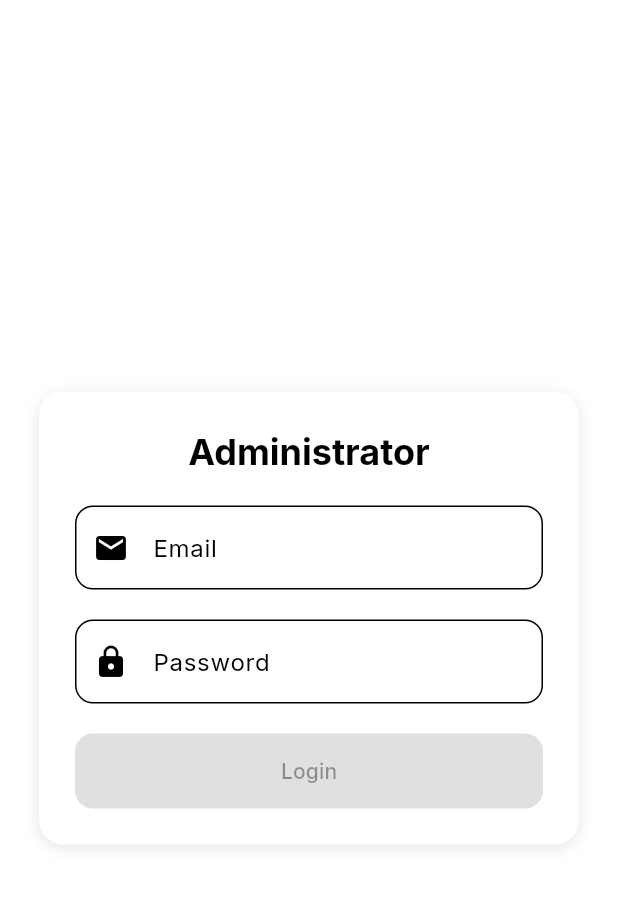
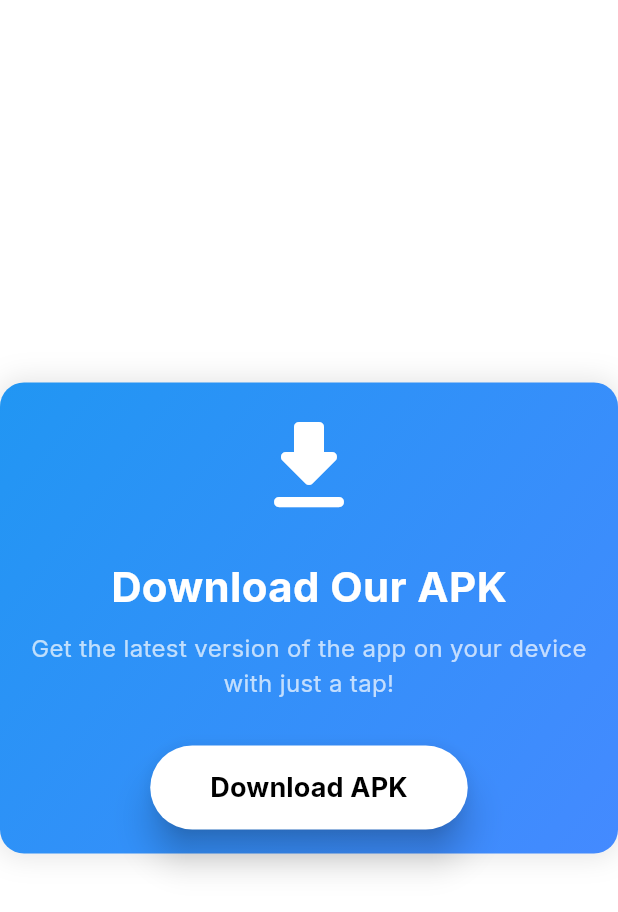
Before and after one commit to ecoknows/document-scanner-web, a Flutter app: the screen it shows after launch, on a phone screen of 412 x 824 dp. Shown: the top 912 px of the screen. Run offline on Flutter 3.47's test engine with Material 3 defaults, Android fonts, the light colour scheme and no system bars; our stand-ins replace bloc, equatable, file_picker, firebase_auth, firebase_core, firebase_storage and 5 more; missing offline and left inert: animated_snack_bar, dart:html; accounts and stored records are empty.

Commit message:
1.0.0 hotfix

```diff
--- a/lib/app.dart
+++ b/lib/app.dart
@@ -1,7 +1,7 @@
 import 'package:document_scanner_web/base/themes/base_theme_data.dart';
 import 'package:document_scanner_web/features/auth/presentation/screens/sign_in_screen.dart';
 import 'package:document_scanner_web/features/home/presentation/screens/home_screen.dart';
-import 'package:document_scanner_web/features/home/presentation/widgets/user_images_dialog_content.dart';
+import 'package:document_scanner_web/features/landing/presentation/screens/landing_screen.dart';
 import 'package:firebase_auth/firebase_auth.dart';
 import 'package:flutter/material.dart';
 import 'package:flutter_easyloading/flutter_easyloading.dart';
@@ -24,8 +24,15 @@ class _AppState extends State<App> {
       darkTheme: BaseThemeData.primaryDarkTheme,
       themeMode: ThemeMode.light,
       routerConfig: GoRouter(
-        initialLocation: '/home',
+        initialLocation: '/download',
         routes: [
+          GoRoute(
+            path: '/download',
+            name: LandingScreen.name,
+            pageBuilder: (BuildContext context, GoRouterState state) {
+              return const NoTransitionPage(child: LandingScreen());
+            },
+          ),
           GoRoute(
             path: '/home',
             name: HomeScreen.name,
--- /dev/null
+++ b/lib/features/landing/presentation/screens/landing_screen.dart
@@ -0,0 +1,84 @@
+import 'package:flutter/material.dart';
+import 'dart:html' as html;
+
+class LandingScreen extends StatelessWidget {
+  static String name = "Landing Screen";
+  final String apkPath = '/assets/app-release.apk';
+
+  const LandingScreen({super.key});
+
+  // Function to launch the APK download URL
+  void _launchURL() async {
+    html.window.open('/app-release.apk', '_blank');
+  }
+
+  @override
+  Widget build(BuildContext context) {
+    return Scaffold(
+      body: Center(
+        child: Container(
+          padding: const EdgeInsets.all(16.0),
+          decoration: BoxDecoration(
+            gradient: LinearGradient(
+              colors: [Colors.blue, Colors.blueAccent],
+              begin: Alignment.topLeft,
+              end: Alignment.bottomRight,
+            ),
+            borderRadius: BorderRadius.circular(16.0),
+            boxShadow: [
+              BoxShadow(
+                color: Colors.black.withOpacity(0.1),
+                blurRadius: 15.0,
+                spreadRadius: 2.0,
+              ),
+            ],
+          ),
+          child: Column(
+            mainAxisSize: MainAxisSize.min,
+            crossAxisAlignment: CrossAxisAlignment.center,
+            children: [
+              Icon(
+                Icons.download_rounded,
+                size: 80,
+                color: Colors.white,
+              ),
+              SizedBox(height: 20),
+              Text(
+                'Download Our APK',
+                style: TextStyle(
+                  fontSize: 28,
+                  fontWeight: FontWeight.bold,
+                  color: Colors.white,
+                ),
+              ),
+              SizedBox(height: 10),
+              Text(
+                'Get the latest version of the app on your device with just a tap!',
+                textAlign: TextAlign.center,
+                style: TextStyle(
+                  fontSize: 16,
+                  color: Colors.white70,
+                ),
+              ),
+              SizedBox(height: 30),
+              ElevatedButton(
+                onPressed: _launchURL,
+                style: ElevatedButton.styleFrom(
+                  padding: EdgeInsets.symmetric(horizontal: 40, vertical: 15),
+                  shape: RoundedRectangleBorder(
+                    borderRadius: BorderRadius.circular(30.0),
+                  ),
+                  elevation: 10,
+                ),
+                child: Text(
+                  'Download APK',
+                  style: TextStyle(fontSize: 18, fontWeight: FontWeight.bold),
+                ),
+              ),
+            ],
+          ),
+        ),
+      ),
+    );
+  }
+}
```
Also changed, not shown: lib/features/home/presentation/widgets/users_tab.dart (+4 -30 lines), 1 other file.
